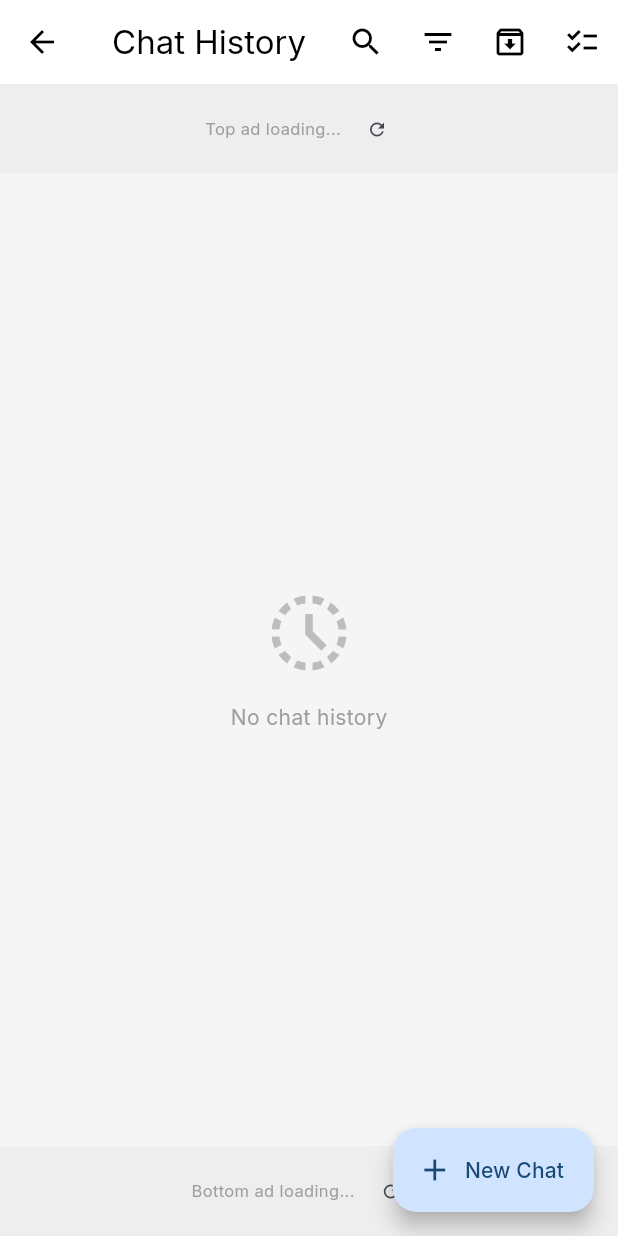
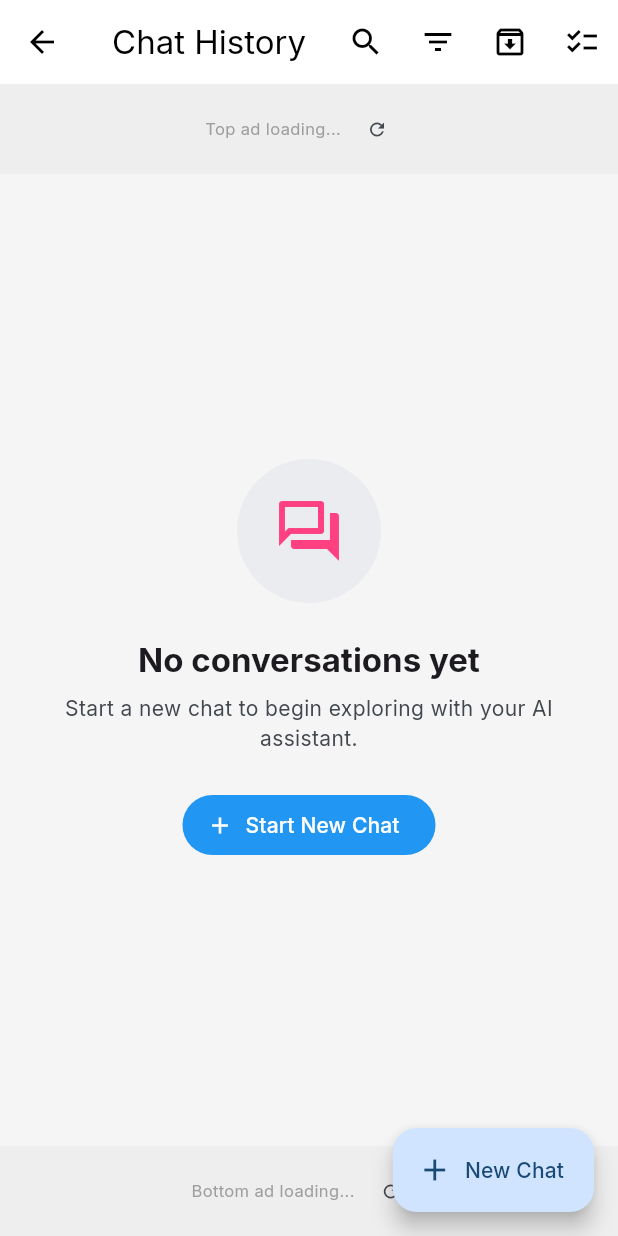
Before and after one commit to PocketLLM/pocketllm-lite, a Flutter app: the ChatHistoryScreen screen opened directly, on a phone screen of 412 x 824 dp. Run offline on Flutter 3.47's test engine with Material 3 defaults, Android fonts, the phone set to English and light mode, and no system bars; our stand-ins replace connectivity_plus, file_picker, flutter_colorpicker, flutter_markdown, flutter_native_splash, flutter_riverpod and 10 more; missing offline and left inert: ota_update; accounts and stored records are empty; network calls fail.

Commit message:
feat: enhance chat history empty states with actions

```diff
--- a/lib/features/chat/presentation/screens/chat_history_screen.dart
+++ b/lib/features/chat/presentation/screens/chat_history_screen.dart
@@ -555,40 +555,22 @@ class _ChatHistoryScreenState extends ConsumerState<ChatHistoryScreen> {
                       _selectedModelFilter != null ||
                       _selectedDateFilter != null ||
                       _selectedTagFilter != null) {
-                    return Center(
-                      child: Column(
-                        mainAxisAlignment: MainAxisAlignment.center,
-                        children: [
-                          Icon(
-                            Icons.search_off,
-                            size: 60,
-                            color: Colors.grey[400],
-                          ),
-                          const SizedBox(height: 16),
-                          const Text(
-                            'No results found',
-                            style: TextStyle(color: Colors.grey),
-                          ),
-                        ],
-                      ),
-                    );
-                  }
-
-                  return Center(
-                    child: Column(
-                      mainAxisAlignment: MainAxisAlignment.center,
-                      children: [
-                        Icon(
-                          Icons.history_toggle_off,
-                          size: 60,
-                          color: Colors.grey[400],
-                        ),
-                        const SizedBox(height: 16),
-                        const Text(
-                          'No chat history',
-                          style: TextStyle(color: Colors.grey),
-                        ),
-                      ],
+                    return const _EmptyHistoryState(
+                      icon: Icons.search_off,
+                      title: 'No results found',
+                      subtitle: 'Try adjusting your filters or search term',
+                    );
+                  }
+
+                  return _EmptyHistoryState(
+                    icon: Icons.forum_outlined,
+                    title: 'No conversations yet',
+                    subtitle:
+                        'Start a new chat to begin exploring with your AI assistant.',
+                    action: FilledButton.icon(
+                      onPressed: _handleNewChat,
+                      icon: const Icon(Icons.add),
+                      label: const Text('Start New Chat'),
                     ),
                   );
                 }
@@ -633,35 +615,21 @@ class _ChatHistoryScreenState extends ConsumerState<ChatHistoryScreen> {
                 if (!isFiltering &&
                     pinnedSessions.isEmpty &&
                     recentSessions.isEmpty) {
-                  return Center(
-                    child: Column(
-                      mainAxisAlignment: MainAxisAlignment.center,
-                      children: [
-                        Icon(
-                          Icons.history_toggle_off,
-                          size: 60,
-                          color: Colors.grey[400],
-                        ),
-                        const SizedBox(height: 16),
-                        const Text(
-                          'No active chats',
-                          style: TextStyle(color: Colors.grey),
-                        ),
-                        const SizedBox(height: 8),
-                        TextButton.icon(
+                  return _EmptyHistoryState(
+                    icon: Icons.inbox_outlined,
+                    title: 'No active chats',
+                    subtitle: 'All your chats have been archived.',
+                    action: OutlinedButton.icon(
                       onPressed: () async {
                         await Navigator.of(context).push(
                           MaterialPageRoute(
-                                builder: (context) =>
-                                    const ArchivedChatsScreen(),
+                            builder: (context) => const ArchivedChatsScreen(),
                           ),
                         );
                         if (mounted) setState(() {});
                       },
                       icon: const Icon(Icons.archive_outlined),
                       label: const Text('View Archived'),
-                        ),
-                      ],
                     ),
                   );
                 }
@@ -808,20 +776,7 @@ class _ChatHistoryScreenState extends ConsumerState<ChatHistoryScreen> {
       floatingActionButton: _isSelectionMode
           ? null
           : FloatingActionButton.extended(
-              onPressed: () async {
-                HapticFeedback.mediumImpact();
-
-                // Check chat limit
-                final limitsNotifier = ref.read(usageLimitsProvider.notifier);
-                if (!limitsNotifier.canCreateChat()) {
-                  await _showChatLimitDialog();
-                  return;
-                }
-
-                await limitsNotifier.incrementChatCount();
-                ref.read(chatProvider.notifier).newChat();
-                if (context.mounted) Navigator.pop(context);
-              },
+              onPressed: _handleNewChat,
               label: const Text('New Chat'),
               icon: const Icon(Icons.add),
             ),
@@ -1426,6 +1381,21 @@ class _ChatHistoryScreenState extends ConsumerState<ChatHistoryScreen> {
     );
   }
 
+  Future<void> _handleNewChat() async {
+    HapticFeedback.mediumImpact();
+
+    // Check chat limit
+    final limitsNotifier = ref.read(usageLimitsProvider.notifier);
+    if (!limitsNotifier.canCreateChat()) {
+      await _showChatLimitDialog();
+      return;
+    }
+
+    await limitsNotifier.incrementChatCount();
+    ref.read(chatProvider.notifier).newChat();
+    if (mounted) Navigator.pop(context);
+  }
+
   Future<void> _deleteSelected() async {
     if (_selectedIds.isEmpty) return;
 
@@ -1522,3 +1492,67 @@ class _ChatHistoryScreenState extends ConsumerState<ChatHistoryScreen> {
     }
   }
 }
+
+class _EmptyHistoryState extends StatelessWidget {
+  final IconData icon;
+  final String title;
+  final String subtitle;
+  final Widget? action;
+
+  const _EmptyHistoryState({
+    required this.icon,
+    required this.title,
+    required this.subtitle,
+    this.action,
+  });
+
+  @override
+  Widget build(BuildContext context) {
+    final theme = Theme.of(context);
+
+    return Center(
+      child: Padding(
+        padding: const EdgeInsets.all(32),
+        child: Column(
+          mainAxisAlignment: MainAxisAlignment.center,
+          children: [
+            Container(
+              padding: const EdgeInsets.all(24),
+              decoration: BoxDecoration(
+                color: theme.colorScheme.surfaceContainerHighest.withValues(
+                  alpha: 0.5,
+                ),
+                shape: BoxShape.circle,
+              ),
+              child: Icon(
+                icon,
+                size: 48,
+                color: theme.colorScheme.secondary,
+              ),
+            ),
+            const SizedBox(height: 24),
+            Text(
+              title,
+              style: theme.textTheme.titleLarge?.copyWith(
+                fontWeight: FontWeight.bold,
+              ),
+              textAlign: TextAlign.center,
+            ),
+            const SizedBox(height: 8),
+            Text(
+              subtitle,
+              style: theme.textTheme.bodyMedium?.copyWith(
+                color: theme.colorScheme.onSurfaceVariant,
+              ),
+              textAlign: TextAlign.center,
+            ),
+            if (action != null) ...[
+              const SizedBox(height: 24),
+              action!,
+            ],
+          ],
+        ),
+      ),
+    );
+  }
+}
```
Lines whose indentation alone changed are shown as unchanged.
